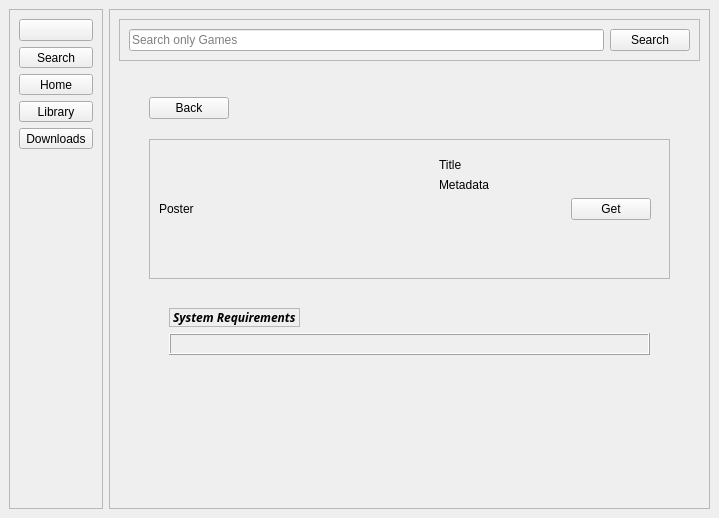
EpicDarkGalaxy/GamesYARD, file ui_design/main_window.ui: the form before one commit.
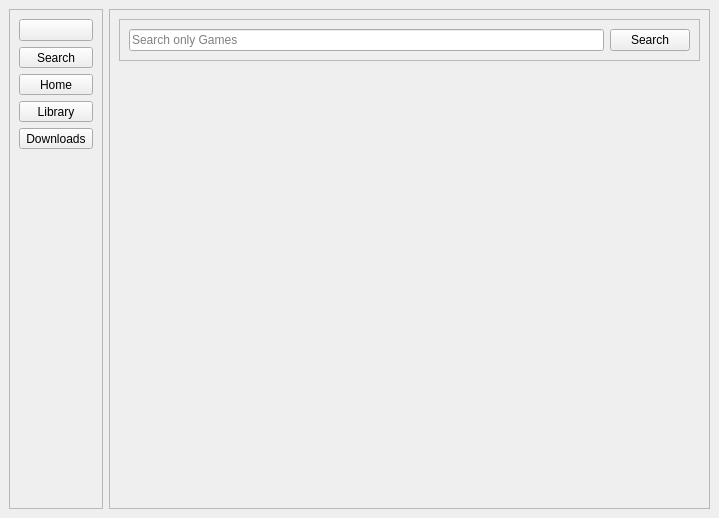
The form after the commit. Icons and pictures are not drawn.

The edit to the form file:
```diff
--- a/ui_design/main_window.ui
+++ b/ui_design/main_window.ui
@@ -219,343 +219,6 @@
          <property name="currentIndex">
           <number>1</number>
          </property>
-         <widget class="QWidget" name="grid_page">
-          <property name="sizePolicy">
-           <sizepolicy hsizetype="Expanding" vsizetype="Expanding">
-            <horstretch>0</horstretch>
-            <verstretch>0</verstretch>
-           </sizepolicy>
-          </property>
-          <layout class="QVBoxLayout" name="verticalLayout_10">
-           <item>
-            <widget class="QScrollArea" name="scrollArea">
-             <property name="widgetResizable">
-              <bool>true</bool>
-             </property>
-             <widget class="QWidget" name="scrollAreaWidgetContents">
-              <property name="geometry">
-               <rect>
-                <x>0</x>
-                <y>0</y>
-                <width>80</width>
-                <height>28</height>
-               </rect>
-              </property>
-              <property name="sizePolicy">
-               <sizepolicy hsizetype="Expanding" vsizetype="Expanding">
-                <horstretch>0</horstretch>
-                <verstretch>0</verstretch>
-               </sizepolicy>
-              </property>
-              <layout class="QVBoxLayout" name="verticalLayout_7">
-               <item>
-                <widget class="QWidget" name="game_grid_container" native="true">
-                 <property name="sizePolicy">
-                  <sizepolicy hsizetype="Expanding" vsizetype="Expanding">
-                   <horstretch>0</horstretch>
-                   <verstretch>0</verstretch>
-                  </sizepolicy>
-                 </property>
-                </widget>
-               </item>
-              </layout>
-             </widget>
-            </widget>
-           </item>
-          </layout>
-         </widget>
-         <widget class="QWidget" name="details_page">
-          <property name="sizePolicy">
-           <sizepolicy hsizetype="Expanding" vsizetype="Expanding">
-            <horstretch>0</horstretch>
-            <verstretch>0</verstretch>
-           </sizepolicy>
-          </property>
-          <layout class="QVBoxLayout" name="verticalLayout_8">
-           <property name="spacing">
-            <number>20</number>
-           </property>
-           <property name="leftMargin">
-            <number>30</number>
-           </property>
-           <property name="topMargin">
-            <number>30</number>
-           </property>
-           <property name="rightMargin">
-            <number>30</number>
-           </property>
-           <property name="bottomMargin">
-            <number>30</number>
-           </property>
-           <item>
-            <layout class="QVBoxLayout" name="verticalLayout_4">
-             <item>
-              <widget class="QPushButton" name="btn_back">
-               <property name="sizePolicy">
-                <sizepolicy hsizetype="Fixed" vsizetype="Fixed">
-                 <horstretch>0</horstretch>
-                 <verstretch>0</verstretch>
-                </sizepolicy>
-               </property>
-               <property name="text">
-                <string>Back</string>
-               </property>
-              </widget>
-             </item>
-             <item>
-              <widget class="QFrame" name="hero_frame">
-               <property name="sizePolicy">
-                <sizepolicy hsizetype="Expanding" vsizetype="Fixed">
-                 <horstretch>0</horstretch>
-                 <verstretch>0</verstretch>
-                </sizepolicy>
-               </property>
-               <property name="maximumSize">
-                <size>
-                 <width>16777215</width>
-                 <height>400</height>
-                </size>
-               </property>
-               <property name="frameShape">
-                <enum>QFrame::Shape::StyledPanel</enum>
-               </property>
-               <property name="frameShadow">
-                <enum>QFrame::Shadow::Raised</enum>
-               </property>
-               <layout class="QHBoxLayout" name="horizontalLayout_5">
-                <item>
-                 <layout class="QHBoxLayout" name="horizontalLayout_4">
-                  <item>
-                   <widget class="QLabel" name="game_poster">
-                    <property name="sizePolicy">
-                     <sizepolicy hsizetype="Fixed" vsizetype="Fixed">
-                      <horstretch>0</horstretch>
-                      <verstretch>0</verstretch>
-                     </sizepolicy>
-                    </property>
-                    <property name="minimumSize">
-                     <size>
-                      <width>0</width>
-                      <height>0</height>
-                     </size>
-                    </property>
-                    <property name="maximumSize">
-                     <size>
-                      <width>300</width>
-                      <height>400</height>
-                     </size>
-                    </property>
-                    <property name="text">
-                     <string>Poster</string>
-                    </property>
-                    <property name="scaledContents">
-                     <bool>true</bool>
-                    </property>
-                   </widget>
-                  </item>
-                  <item>
-                   <spacer name="horizontalSpacer">
-                    <property name="orientation">
-                     <enum>Qt::Orientation::Horizontal</enum>
-                    </property>
-                    <property name="sizeHint" stdset="0">
-                     <size>
-                      <width>40</width>
-                      <height>20</height>
-                     </size>
-                    </property>
-                   </spacer>
-                  </item>
-                  <item>
-                   <widget class="QWidget" name="info_area" native="true">
-                    <property name="sizePolicy">
-                     <sizepolicy hsizetype="Expanding" vsizetype="Expanding">
-                      <horstretch>0</horstretch>
-                      <verstretch>0</verstretch>
-                     </sizepolicy>
-                    </property>
-                    <layout class="QVBoxLayout" name="verticalLayout_5">
-                     <item>
-                      <widget class="QLabel" name="game_title">
-                       <property name="text">
-                        <string>Title</string>
-                       </property>
-                       <property name="wordWrap">
-                        <bool>false</bool>
-                       </property>
-                      </widget>
-                     </item>
-                     <item>
-                      <widget class="QLabel" name="game_metadata">
-                       <property name="text">
-                        <string>Metadata</string>
-                       </property>
-                      </widget>
-                     </item>
-                     <item>
-                      <layout class="QHBoxLayout" name="horizontalLayout_6">
-                       <item>
-                        <spacer name="horizontalSpacer_2">
-                         <property name="orientation">
-                          <enum>Qt::Orientation::Horizontal</enum>
-                         </property>
-                         <property name="sizeType">
-                          <enum>QSizePolicy::Policy::Expanding</enum>
-                         </property>
-                         <property name="sizeHint" stdset="0">
-                          <size>
-                           <width>40</width>
-                           <height>20</height>
-                          </size>
-                         </property>
-                        </spacer>
-                       </item>
-                       <item>
-                        <widget class="QPushButton" name="btn_get">
-                         <property name="sizePolicy">
-                          <sizepolicy hsizetype="Preferred" vsizetype="Fixed">
-                           <horstretch>0</horstretch>
-                           <verstretch>0</verstretch>
-                          </sizepolicy>
-                         </property>
-                         <property name="minimumSize">
-                          <size>
-                           <width>0</width>
-                           <height>0</height>
-                          </size>
-                         </property>
-                         <property name="maximumSize">
-                          <size>
-                           <width>16777215</width>
-                           <height>16777215</height>
-                          </size>
-                         </property>
-                         <property name="text">
-                          <string>Get</string>
-                         </property>
-                        </widget>
-                       </item>
-                      </layout>
-                     </item>
-                     <item>
-                      <spacer name="verticalSpacer_2">
-                       <property name="orientation">
-                        <enum>Qt::Orientation::Vertical</enum>
-                       </property>
-                       <property name="sizeHint" stdset="0">
-                        <size>
-                         <width>20</width>
-                         <height>40</height>
-                        </size>
-                       </property>
-                      </spacer>
-                     </item>
-                    </layout>
-                   </widget>
-                  </item>
-                 </layout>
-                </item>
-               </layout>
-              </widget>
-             </item>
-             <item>
-              <widget class="QScrollArea" name="description_scroll">
-               <property name="sizePolicy">
-                <sizepolicy hsizetype="Expanding" vsizetype="Expanding">
-                 <horstretch>0</horstretch>
-                 <verstretch>0</verstretch>
-                </sizepolicy>
-               </property>
-               <property name="frameShape">
-                <enum>QFrame::Shape::NoFrame</enum>
-               </property>
-               <property name="widgetResizable">
-                <bool>true</bool>
-               </property>
-               <widget class="QWidget" name="scrollAreaWidgetContents_4">
-                <property name="geometry">
-                 <rect>
-                  <x>0</x>
-                  <y>0</y>
-                  <width>491</width>
-                  <height>179</height>
-                 </rect>
-                </property>
-                <property name="sizePolicy">
-                 <sizepolicy hsizetype="Expanding" vsizetype="Expanding">
-                  <horstretch>0</horstretch>
-                  <verstretch>0</verstretch>
-                 </sizepolicy>
-                </property>
-                <layout class="QVBoxLayout" name="verticalLayout_6">
-                 <property name="leftMargin">
-                  <number>20</number>
-                 </property>
-                 <property name="rightMargin">
-                  <number>20</number>
-                 </property>
-                 <item>
-                  <widget class="QLabel" name="label">
-                   <property name="sizePolicy">
-                    <sizepolicy hsizetype="Fixed" vsizetype="Fixed">
-                     <horstretch>0</horstretch>
-                     <verstretch>0</verstretch>
-                    </sizepolicy>
-                   </property>
-                   <property name="font">
-                    <font>
-                     <family>Ubuntu Mono</family>
-                     <italic>true</italic>
-                     <bold>true</bold>
-                    </font>
-                   </property>
-                   <property name="frameShape">
-                    <enum>QFrame::Shape::StyledPanel</enum>
-                   </property>
-                   <property name="text">
-                    <string>System Requirements</string>
-                   </property>
-                  </widget>
-                 </item>
-                 <item>
-                  <widget class="QFrame" name="requirements_container">
-                   <property name="frameShape">
-                    <enum>QFrame::Shape::Box</enum>
-                   </property>
-                   <property name="frameShadow">
-                    <enum>QFrame::Shadow::Raised</enum>
-                   </property>
-                   <layout class="QVBoxLayout" name="verticalLayout_9">
-                    <item>
-                     <layout class="QGridLayout" name="requirments_grid"/>
-                    </item>
-                   </layout>
-                  </widget>
-                 </item>
-                 <item>
-                  <spacer name="verticalSpacer_3">
-                   <property name="orientation">
-                    <enum>Qt::Orientation::Vertical</enum>
-                   </property>
-                   <property name="sizeType">
-                    <enum>QSizePolicy::Policy::Expanding</enum>
-                   </property>
-                   <property name="sizeHint" stdset="0">
-                    <size>
-                     <width>20</width>
-                     <height>40</height>
-                    </size>
-                   </property>
-                  </spacer>
-                 </item>
-                </layout>
-               </widget>
-              </widget>
-             </item>
-            </layout>
-           </item>
-          </layout>
-         </widget>
         </widget>
        </item>
       </layout>
```
Left out of the diff: 2 changed lines with no effect on the pictures.
